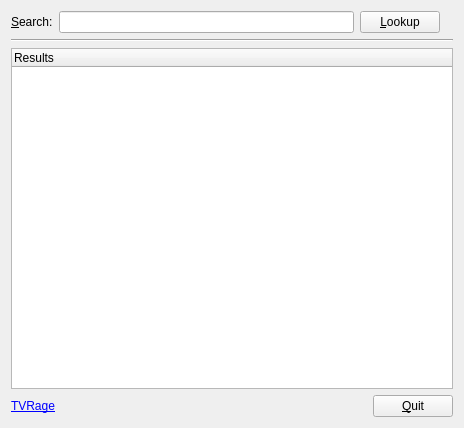
First picture: the form in playground/TvRageSearch/src/ui/tvragesearch.ui, repository gilcn/nextshows, before the edit.
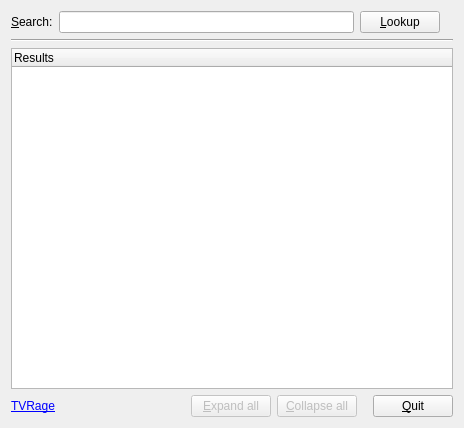
Second picture: the form after the edit. Icons and pictures are not drawn.

Commit message: Added Expand/Collapse All buttons

```diff
--- a/playground/TvRageSearch/src/ui/tvragesearch.ui
+++ b/playground/TvRageSearch/src/ui/tvragesearch.ui
@@ -97,6 +97,42 @@
        </property>
       </spacer>
      </item>
+     <item>
+      <widget class="QPushButton" name="btnExpand" >
+       <property name="enabled" >
+        <bool>false</bool>
+       </property>
+       <property name="text" >
+        <string>&amp;Expand all</string>
+       </property>
+      </widget>
+     </item>
+     <item>
+      <widget class="QPushButton" name="btnCollapse" >
+       <property name="enabled" >
+        <bool>false</bool>
+       </property>
+       <property name="text" >
+        <string>&amp;Collapse all</string>
+       </property>
+      </widget>
+     </item>
+     <item>
+      <spacer>
+       <property name="orientation" >
+        <enum>Qt::Horizontal</enum>
+       </property>
+       <property name="sizeType" >
+        <enum>QSizePolicy::Fixed</enum>
+       </property>
+       <property name="sizeHint" >
+        <size>
+         <width>10</width>
+         <height>20</height>
+        </size>
+       </property>
+      </spacer>
+     </item>
      <item>
       <widget class="QPushButton" name="btnQuit" >
        <property name="text" >
```
The commit also changes 4 other files.
